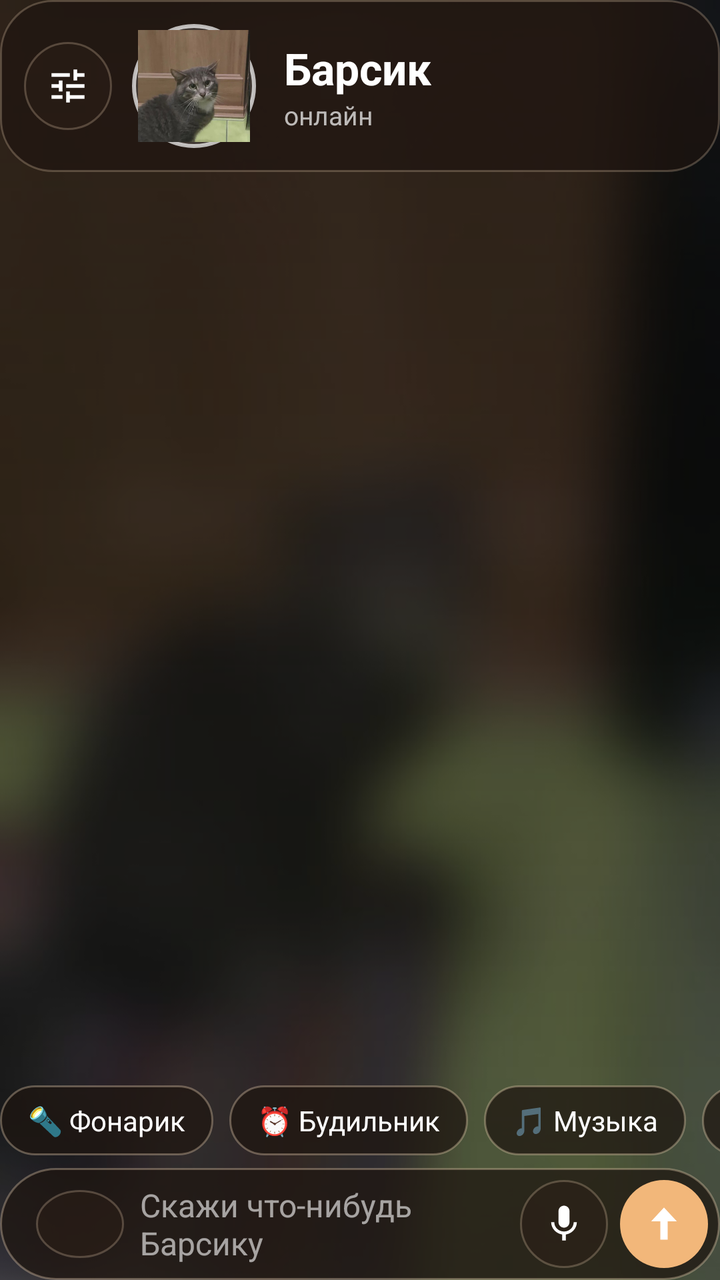
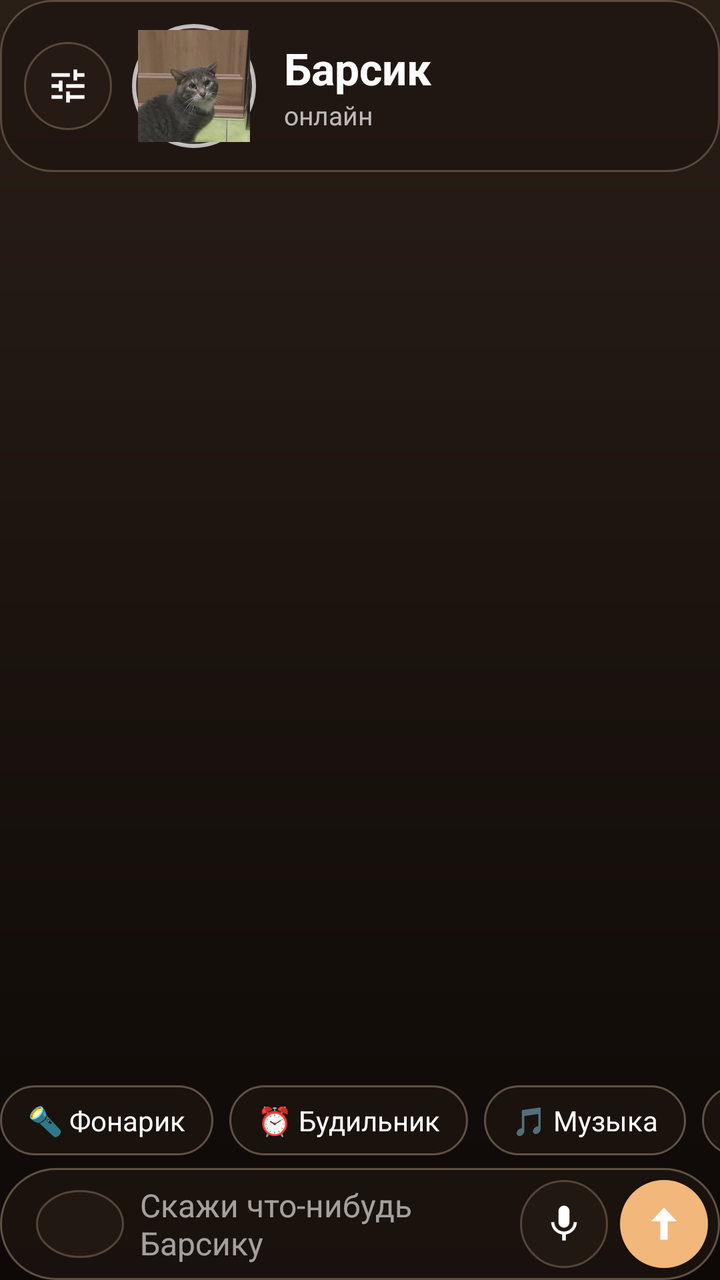

Screens rendered from an Android XML layout before and after an edit, with the pre-edit source and the edit as a unified diff.
<!-- AndroidManifest.xml: application theme Theme.Barsik -->
<!-- res/layout/activity_main.xml -->
<?xml version="1.0" encoding="utf-8"?>
<FrameLayout xmlns:android="http://schemas.android.com/apk/res/android"
    android:layout_width="match_parent"
    android:layout_height="match_parent"
    android:background="#101018">

    <ImageView
        android:layout_width="match_parent"
        android:layout_height="match_parent"
        android:importantForAccessibility="no"
        android:scaleType="centerCrop"
        android:src="@drawable/barsik_blur" />

    <View
        android:layout_width="match_parent"
        android:layout_height="match_parent"
        android:background="@drawable/bg_scrim" />

    <LinearLayout
        android:id="@+id/content"
        android:layout_width="match_parent"
        android:layout_height="match_parent"
        android:orientation="vertical">

        <LinearLayout
            android:id="@+id/header"
            android:layout_width="match_parent"
            android:layout_height="wrap_content"
            android:background="@drawable/bg_glass"
            android:gravity="center_vertical"
            android:orientation="horizontal"
            android:padding="12dp">

            <ImageButton
                android:id="@+id/keyBtn"
                android:layout_width="44dp"
                android:layout_height="44dp"
                android:layout_marginEnd="10dp"
                android:background="@drawable/bg_btn_glass"
                android:contentDescription="Настройки"
                android:padding="11dp"
                android:scaleType="fitCenter"
                android:src="@drawable/ic_tune" />

            <FrameLayout
                android:id="@+id/avatarRing"
                android:layout_width="62dp"
                android:layout_height="62dp"
                android:background="@drawable/bg_ring"
                android:padding="3dp">

                <ImageView
                    android:id="@+id/avatar"
                    android:layout_width="match_parent"
                    android:layout_height="match_parent"
                    android:contentDescription="Барсик"
                    android:scaleType="centerCrop"
                    android:src="@drawable/barsik_avatar" />
            </FrameLayout>

            <LinearLayout
                android:layout_width="0dp"
                android:layout_height="wrap_content"
                android:layout_marginStart="14dp"
                android:layout_weight="1"
                android:orientation="vertical">

                <TextView
                    android:layout_width="wrap_content"
                    android:layout_height="wrap_content"
                    android:text="Барсик"
                    android:textColor="#FFFFFF"
                    android:textSize="22sp"
                    android:textStyle="bold" />

                <TextView
                    android:id="@+id/status"
                    android:layout_width="wrap_content"
                    android:layout_height="wrap_content"
                    android:text="онлайн"
                    android:textColor="#B3FFFFFF"
                    android:textSize="13sp" />
            </LinearLayout>

        </LinearLayout>

        <ScrollView
            android:id="@+id/scroll"
            android:layout_width="match_parent"
            android:layout_height="0dp"
            android:layout_weight="1"
            android:clipToPadding="false"
            android:overScrollMode="never"
            android:paddingTop="8dp"
            android:scrollbars="none">

            <LinearLayout
                android:id="@+id/msgs"
                android:layout_width="match_parent"
                android:layout_height="wrap_content"
                android:orientation="vertical" />
        </ScrollView>

        <HorizontalScrollView
            android:layout_width="match_parent"
            android:layout_height="wrap_content"
            android:paddingBottom="6dp"
            android:scrollbars="none">

            <LinearLayout
                android:layout_width="wrap_content"
                android:layout_height="wrap_content"
                android:orientation="horizontal">

                <TextView
                    android:id="@+id/chipFlash"
                    style="@style/Chip"
                    android:text="🔦 Фонарик" />

                <TextView
                    android:id="@+id/chipAlarm"
                    style="@style/Chip"
                    android:text="⏰ Будильник" />

                <TextView
                    android:id="@+id/chipMusic"
                    style="@style/Chip"
                    android:text="🎵 Музыка" />

                <TextView
                    android:id="@+id/chipTimer"
                    style="@style/Chip"
                    android:text="⏱ Таймер" />

                <TextView
                    android:id="@+id/chipSettings"
                    style="@style/Chip"
                    android:text="⚙️ Настройки" />
            </LinearLayout>
        </HorizontalScrollView>

        <FrameLayout
            android:id="@+id/dlBar"
            android:layout_width="match_parent"
            android:layout_height="34dp"
            android:layout_marginBottom="8dp"
            android:background="@drawable/bg_glass_pill"
            android:clipToOutline="true"
            android:visibility="gone">

            <View
                android:id="@+id/dlFill"
                android:layout_width="0dp"
                android:layout_height="match_parent"
                android:background="#66FFFFFF" />

            <TextView
                android:id="@+id/dlText"
                android:layout_width="match_parent"
                android:layout_height="match_parent"
                android:gravity="center"
                android:text="0%"
                android:textColor="#FFFFFF"
                android:textSize="13sp" />
        </FrameLayout>

        <LinearLayout
            android:id="@+id/inputBar"
            android:layout_width="match_parent"
            android:layout_height="wrap_content"
            android:background="@drawable/bg_glass_pill"
            android:gravity="center_vertical"
            android:orientation="horizontal"
            android:paddingStart="18dp"
            android:paddingTop="6dp"
            android:paddingEnd="6dp"
            android:paddingBottom="6dp">

            <TextView
                android:id="@+id/modelChip"
                android:layout_width="wrap_content"
                android:layout_height="34dp"
                android:layout_marginEnd="8dp"
                android:background="@drawable/bg_btn_glass"
                android:gravity="center"
                android:maxWidth="110dp"
                android:minWidth="44dp"
                android:paddingStart="12dp"
                android:paddingEnd="12dp"
                android:singleLine="true"
                android:ellipsize="end"
                android:textColor="#F2B77A"
                android:textSize="12sp" />

            <EditText
                android:id="@+id/input"
                android:layout_width="0dp"
                android:layout_height="wrap_content"
                android:layout_weight="1"
                android:background="@null"
                android:hint="Скажи что-нибудь Барсику"
                android:imeOptions="actionSend"
                android:inputType="textCapSentences|textMultiLine"
                android:maxLines="4"
                android:textColor="#FFFFFF"
                android:textColorHint="#99FFFFFF"
                android:textSize="16sp" />

            <ImageButton
                android:id="@+id/micBtn"
                android:layout_width="44dp"
                android:layout_height="44dp"
                android:background="@drawable/bg_btn_glass"
                android:contentDescription="Голос"
                android:padding="11dp"
                android:scaleType="fitCenter"
                android:src="@drawable/ic_mic" />

            <ImageButton
                android:id="@+id/sendBtn"
                android:layout_width="44dp"
                android:layout_height="44dp"
                android:layout_marginStart="6dp"
                android:background="@drawable/bg_btn_send"
                android:contentDescription="Отправить"
                android:padding="11dp"
                android:scaleType="fitCenter"
                android:src="@drawable/ic_send" />
        </LinearLayout>
    </LinearLayout>
</FrameLayout>
<!-- resources referenced by this layout -->
<resources>
  <!-- drawable barsik_avatar: jpg bitmap (drawable-nodpi, 19575 bytes) -->
  <!-- drawable barsik_blur: jpg bitmap (drawable-nodpi, 21780 bytes) -->
  <!-- drawable bg_btn_glass (drawable) -->
  <?xml version="1.0" encoding="utf-8"?>
  <shape xmlns:android="http://schemas.android.com/apk/res/android" android:shape="oval">
      <solid android:color="#8C2A1E16" />
      <stroke android:width="1dp" android:color="#40F2D7B8" />
  </shape>
  <!-- drawable bg_btn_send (drawable) -->
  <?xml version="1.0" encoding="utf-8"?>
  <shape xmlns:android="http://schemas.android.com/apk/res/android" android:shape="oval">
      <solid android:color="#F2B77A" />
  </shape>
  <!-- drawable bg_glass (drawable) -->
  <?xml version="1.0" encoding="utf-8"?>
  <shape xmlns:android="http://schemas.android.com/apk/res/android" android:shape="rectangle">
      <solid android:color="#B31E1510" />
      <stroke android:width="1dp" android:color="#40F2D7B8" />
      <corners android:radius="26dp" />
  </shape>
  <!-- drawable bg_glass_pill (drawable) -->
  <?xml version="1.0" encoding="utf-8"?>
  <shape xmlns:android="http://schemas.android.com/apk/res/android" android:shape="rectangle">
      <solid android:color="#B81E1510" />
      <stroke android:width="1dp" android:color="#55F2D7B8" />
      <corners android:radius="32dp" />
  </shape>
  <!-- drawable bg_ring (drawable) -->
  <?xml version="1.0" encoding="utf-8"?>
  <shape xmlns:android="http://schemas.android.com/apk/res/android" android:shape="oval">
      <solid android:color="#22FFFFFF" />
      <stroke android:width="2dp" android:color="#B3FFFFFF" />
  </shape>
  <!-- drawable bg_scrim (drawable) -->
  <?xml version="1.0" encoding="utf-8"?>
  <shape xmlns:android="http://schemas.android.com/apk/res/android" android:shape="rectangle">
      <gradient
          android:angle="270"
          android:endColor="#66000000"
          android:startColor="#99000000" />
  </shape>
  <!-- drawable ic_mic (drawable) -->
  <?xml version="1.0" encoding="utf-8"?>
  <vector xmlns:android="http://schemas.android.com/apk/res/android"
      android:width="24dp"
      android:height="24dp"
      android:viewportWidth="24"
      android:viewportHeight="24">
      <path
          android:fillColor="#FFFFFF"
          android:pathData="M12,14c1.66,0 2.99,-1.34 2.99,-3L15,5c0,-1.66 -1.34,-3 -3,-3S9,3.34 9,5v6c0,1.66 1.34,3 3,3zM17.3,11c0,3 -2.54,5.1 -5.3,5.1S6.7,14 6.7,11L5,11c0,3.41 2.72,6.23 6,6.72L11,21h2v-3.28c3.28,-0.48 6,-3.3 6,-6.72h-1.7z" />
  </vector>
  <!-- drawable ic_send (drawable) -->
  <?xml version="1.0" encoding="utf-8"?>
  <vector xmlns:android="http://schemas.android.com/apk/res/android"
      android:width="24dp"
      android:height="24dp"
      android:viewportWidth="24"
      android:viewportHeight="24">
      <path
          android:fillColor="#FFFFFF"
          android:pathData="M12,3l-7,7.5h5v10h4v-10h5z" />
  </vector>
  <!-- drawable ic_tune (drawable) -->
  <?xml version="1.0" encoding="utf-8"?>
  <vector xmlns:android="http://schemas.android.com/apk/res/android"
      android:width="22dp"
      android:height="22dp"
      android:viewportWidth="24"
      android:viewportHeight="24">
      <path
          android:fillColor="#FFFFFFFF"
          android:pathData="M3,17v2h6v-2H3zM3,5v2h10V5H3zm10,16v-2h8v-2h-8v-2h-2v6h2zM7,9v2H3v2h4v2h2V9H7zm14,4v-2H11v2h10zm-6-4h2V7h4V5h-4V3h-2v6z" />
  </vector>
  <style name="Chip">
          <item name="android:layout_width">wrap_content</item>
          <item name="android:layout_height">wrap_content</item>
          <item name="android:layout_marginEnd">8dp</item>
          <item name="android:paddingStart">14dp</item>
          <item name="android:paddingEnd">14dp</item>
          <item name="android:paddingTop">8dp</item>
          <item name="android:paddingBottom">8dp</item>
          <item name="android:background">@drawable/bg_glass_pill</item>
          <item name="android:textColor">#FFFFFF</item>
          <item name="android:textSize">14sp</item>
      </style>
  <style name="Theme.Barsik" parent="Theme.AppCompat.DayNight.NoActionBar" />
</resources>

<!-- the commit's change to res/layout/activity_main.xml (unified diff, before → after) -->
@@ -2,19 +2,7 @@
 <FrameLayout xmlns:android="http://schemas.android.com/apk/res/android"
     android:layout_width="match_parent"
     android:layout_height="match_parent"
-    android:background="#101018">
-
-    <ImageView
-        android:layout_width="match_parent"
-        android:layout_height="match_parent"
-        android:importantForAccessibility="no"
-        android:scaleType="centerCrop"
-        android:src="@drawable/barsik_blur" />
-
-    <View
-        android:layout_width="match_parent"
-        android:layout_height="match_parent"
-        android:background="@drawable/bg_scrim" />
+    android:background="@drawable/bg_warm">
 
     <LinearLayout
         android:id="@+id/content"
<!-- resource entries referenced after the edit -->
@@ -1,7 +1,6 @@
 <!-- resources referenced by this layout -->
 <resources>
   <!-- drawable barsik_avatar: jpg bitmap (drawable-nodpi, 19575 bytes) -->
-  <!-- drawable barsik_blur: jpg bitmap (drawable-nodpi, 21780 bytes) -->
   <!-- drawable bg_btn_glass (drawable) -->
   <?xml version="1.0" encoding="utf-8"?>
   <shape xmlns:android="http://schemas.android.com/apk/res/android" android:shape="oval">
@@ -33,13 +32,15 @@
       <solid android:color="#22FFFFFF" />
       <stroke android:width="2dp" android:color="#B3FFFFFF" />
   </shape>
-  <!-- drawable bg_scrim (drawable) -->
+  <!-- drawable bg_warm (drawable) -->
   <?xml version="1.0" encoding="utf-8"?>
   <shape xmlns:android="http://schemas.android.com/apk/res/android" android:shape="rectangle">
       <gradient
           android:angle="270"
-          android:endColor="#66000000"
-          android:startColor="#99000000" />
+          android:startColor="#2A1F17"
+          android:centerColor="#1A130E"
+          android:endColor="#0E0907"
+          android:type="linear" />
   </shape>
   <!-- drawable ic_mic (drawable) -->
   <?xml version="1.0" encoding="utf-8"?>
